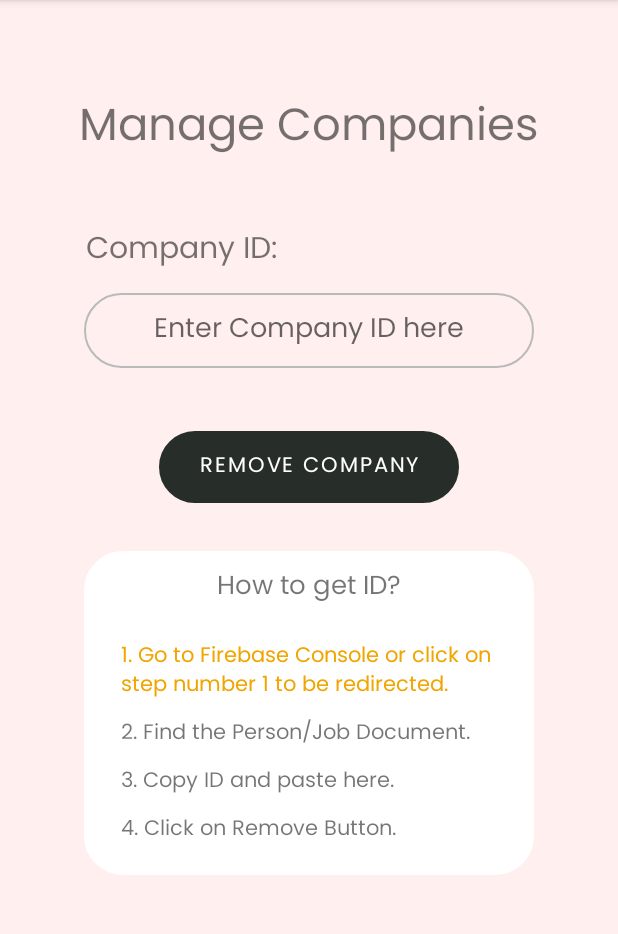
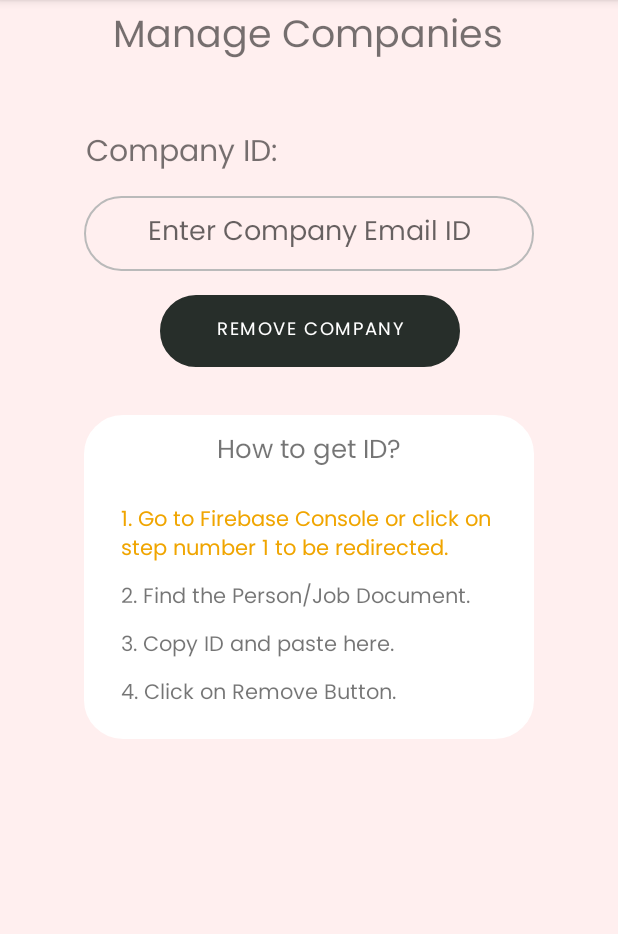
Before and after one commit to theakhinabraham/myShiftAdmin, an Android app: the CompanyManager screen opened directly, with no data from a screen before it, on a phone screen of 412 x 824 dp, the part 84-1018 px from its top. Run offline under Robolectric (Android 15) with nearby library versions, the phone set to English and light mode, and no system bars; our stand-ins replace Firebase (no records; nobody signed in at launch, a user with empty details on screens opened directly).

Commit message:
UI configured to device size

```diff
--- a/app/src/main/res/layout/activity_company_manager.xml
+++ b/app/src/main/res/layout/activity_company_manager.xml
@@ -32,7 +32,7 @@
         android:ems="10"
         android:gravity="center"
         android:inputType="textPersonName"
-        android:hint="Enter Company ID here"
+        android:hint="Enter Company Email ID"
         app:layout_constraintEnd_toEndOf="parent"
         app:layout_constraintStart_toStartOf="parent"
         app:layout_constraintTop_toBottomOf="@+id/textView2" />
@@ -41,12 +41,13 @@
         android:id="@+id/removeCompany"
         android:layout_width="200dp"
         android:layout_height="wrap_content"
-        android:layout_marginStart="105dp"
-        android:layout_marginTop="42dp"
-        android:layout_marginEnd="106dp"
+        android:layout_marginStart="106dp"
+        android:layout_marginTop="16dp"
+        android:layout_marginEnd="105dp"
         android:background="@drawable/border"
         android:gravity="center"
         android:text="Remove Company"
+        android:textSize="12sp"
         app:layout_constraintEnd_toEndOf="parent"
         app:layout_constraintStart_toStartOf="parent"
         app:layout_constraintTop_toBottomOf="@+id/companyID" />
@@ -56,11 +57,11 @@
         android:layout_width="350dp"
         android:layout_height="wrap_content"
         android:layout_marginStart="30dp"
-        android:layout_marginTop="61dp"
+        android:layout_marginTop="4dp"
         android:layout_marginEnd="31dp"
         android:text="Manage Companies"
         android:textAlignment="center"
-        android:textSize="30sp"
+        android:textSize="25sp"
         app:layout_constraintEnd_toEndOf="parent"
         app:layout_constraintStart_toStartOf="parent"
         app:layout_constraintTop_toTopOf="parent" />
```
Also changed, not shown: app/src/main/res/layout/activity_admin_home.xml (+19 -9 lines), app/src/main/res/layout/activity_job_manager.xml (+4 -4 lines), app/src/main/res/layout/activity_main.xml (+6 -2 lines), app/src/main/res/layout/activity_student_manager.xml (+6 -6 lines).
